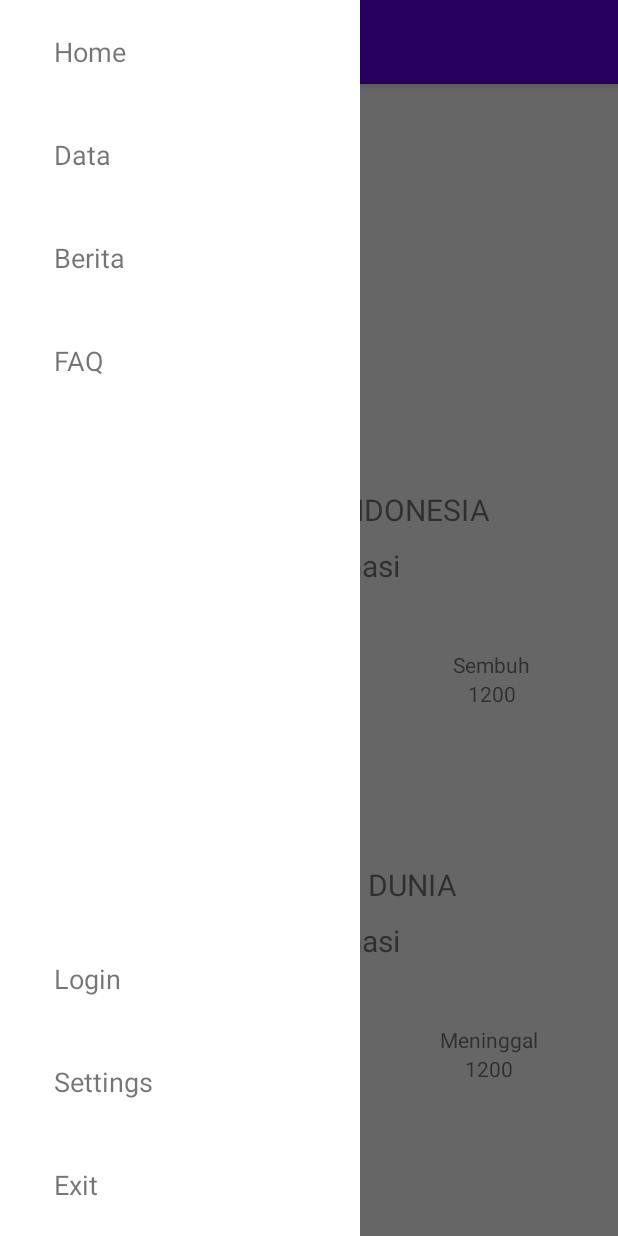
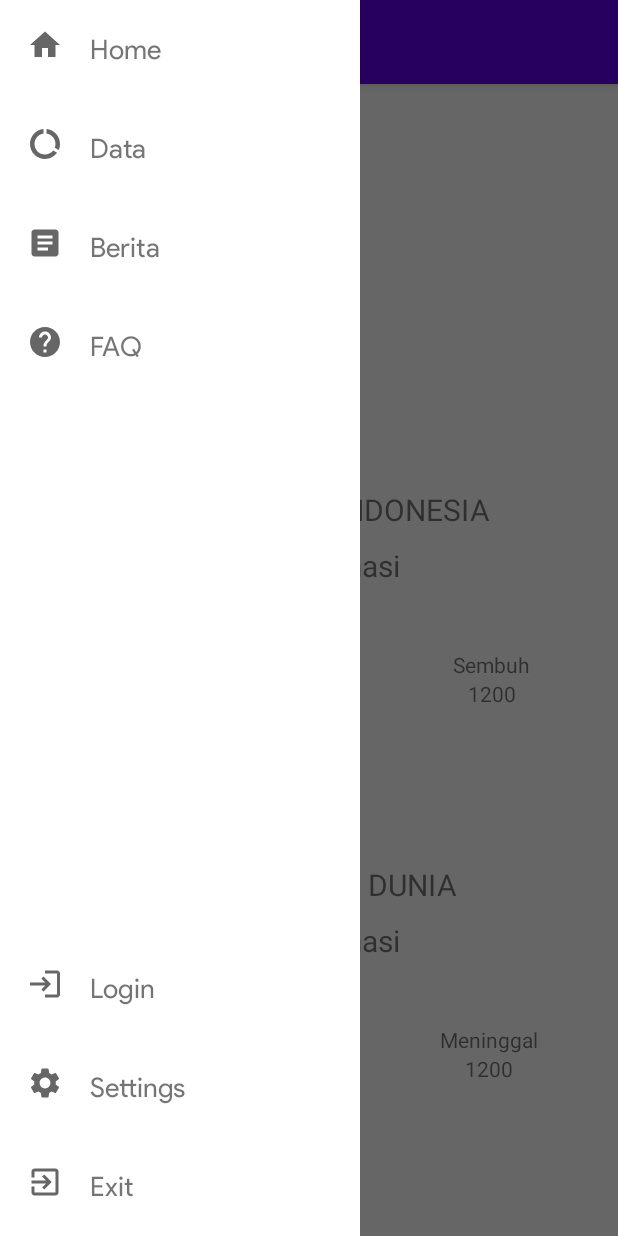
Before and after one commit to yalvih/Tubes_03, an Android app: the screen it shows after launch (MainActivity), with the side drawer open, on a phone screen of 412 x 824 dp. Run offline under Robolectric (Android 15) with nearby library versions, the phone set to English and light mode, and no system bars; libraries missing offline, so code that uses them is left out: com.raizlabs.android, com.synnapps.carouselview; plain views replace CardViewNative, PagerIndicator, SliderLayout; 1 statement that could not run was skipped.

Commit message:
penyempurnaan drawer dan full function drawer, penambahan font dan gambar. Gambar belum bisa ke klik--otw fix.

```diff
--- a/app/build.gradle
+++ b/app/build.gradle
@@ -26,6 +26,11 @@ android {
         sourceCompatibility JavaVersion.VERSION_1_8
         targetCompatibility JavaVersion.VERSION_1_8
     }
+
+    buildFeatures{
+        viewBinding true
+    }
+
 }
 
 def dbflow_version = "4.0.3"
--- a/app/src/main/java/com/example/tubes_03/view/FAQFragment.java
+++ b/app/src/main/java/com/example/tubes_03/view/FAQFragment.java
@@ -23,8 +23,7 @@ public class FAQFragment extends Fragment {
 
     @Override
     public View onCreateView(LayoutInflater inflater, ViewGroup container, Bundle savedInstanceState) {
-//        PLACEHOLDER (faq_fragment does not exist yet!)
-        View view = inflater.inflate(R.layout.login_fragment, container, false);
+        View view = inflater.inflate(R.layout.faq_fragment, container, false);
 
         return view;
     }
--- a/app/src/main/java/com/example/tubes_03/view/FragmentListener.java
+++ b/app/src/main/java/com/example/tubes_03/view/FragmentListener.java
@@ -2,4 +2,5 @@ package com.example.tubes_03.view;
 
 public interface FragmentListener {
     void changePage(int page);
+    void closeApplication();
 }
--- a/app/src/main/java/com/example/tubes_03/view/LeftDrawerFragment.java
+++ b/app/src/main/java/com/example/tubes_03/view/LeftDrawerFragment.java
@@ -5,6 +5,7 @@ import android.os.Bundle;
 import android.view.LayoutInflater;
 import android.view.View;
 import android.view.ViewGroup;
+import android.widget.TextView;
 
 import androidx.fragment.app.Fragment;
 
@@ -12,6 +13,7 @@ import com.example.tubes_03.R;
 
 public class LeftDrawerFragment extends Fragment implements View.OnClickListener {
     private FragmentListener fragmentListener;
+    private TextView home, data, news, faq, login, setting, exit;
 
     public static LeftDrawerFragment newInstance(String title) {
         LeftDrawerFragment fragment = new LeftDrawerFragment();
@@ -24,6 +26,22 @@ public class LeftDrawerFragment extends Fragment implements View.OnClickListener
     @Override
     public View onCreateView(LayoutInflater inflater, ViewGroup container, Bundle savedInstanceState) {
         View view = inflater.inflate(R.layout.fragment_left, container, false);
+
+        this.home = view.findViewById(R.id.drawer_home);
+        this.data = view.findViewById(R.id.drawer_data);
+        this.news = view.findViewById(R.id.drawer_news);
+        this.faq = view.findViewById(R.id.drawer_faq);
+        this.login = view.findViewById(R.id.drawer_login);
+        this.setting = view.findViewById(R.id.drawer_settings);
+        this.exit = view.findViewById(R.id.drawer_exit);
+
+        this.home.setOnClickListener(this);
+        this.data.setOnClickListener(this);
+        this.news.setOnClickListener(this);
+        this.faq.setOnClickListener(this);
+        this.login.setOnClickListener(this);
+        this.setting.setOnClickListener(this);
+        this.exit.setOnClickListener(this);
 
         return view;
     }
@@ -41,6 +59,26 @@ public class LeftDrawerFragment extends Fragment implements View.OnClickListener
 
     @Override
     public void onClick(View v) {
-
+        if (v == this.home) {
+            fragmentListener.changePage(1);
+        }
+        else if (v == this.data) {
+            fragmentListener.changePage(2);
+        }
+        else if ( v == this.news) {
+            fragmentListener.changePage(3);
+        }
+        else if (v == this.faq) {
+            fragmentListener.changePage(4);
+        }
+        else if (v == this.login) {
+            fragmentListener.changePage(5);
+        }
+        else if (v == this.setting) {
+            fragmentListener.changePage(7);
+        }
+        else if(v == this.exit) {
+            fragmentListener.closeApplication();
+        }
     }
 }
--- a/app/src/main/java/com/example/tubes_03/view/MainActivity.java
+++ b/app/src/main/java/com/example/tubes_03/view/MainActivity.java
@@ -7,9 +7,13 @@ import androidx.drawerlayout.widget.DrawerLayout;
 import androidx.fragment.app.FragmentManager;
 import androidx.fragment.app.FragmentTransaction;
 
+import android.content.Context;
 import android.os.Bundle;
+import android.view.View;
+import android.view.inputmethod.InputMethodManager;
 
 import com.example.tubes_03.R;
+import com.example.tubes_03.databinding.ActivityMainBinding;
 
 public class MainActivity extends AppCompatActivity implements FragmentListener {
     private DrawerLayout drawer;
@@ -23,14 +27,16 @@ public class MainActivity extends AppCompatActivity implements FragmentListener
     private LoginFragment loginFragment;
     private AccountFragment accountFragment;
     private SettingFragment settingFragment;
+    private ActivityMainBinding bind;
 
     @Override
     protected void onCreate(Bundle savedInstanceState) {
         super.onCreate(savedInstanceState);
         setContentView(R.layout.activity_main);
 
+//        this.setSupportActionBar(this.bind.toolbar);
+
         this.toolbar = findViewById(R.id.toolbar);
-//        this.setSupportActionBar(toolbar);
         this.drawer = findViewById(R.id.drawer_layout);
 
         this.fragmentManager = this.getSupportFragmentManager();
@@ -77,5 +83,16 @@ public class MainActivity extends AppCompatActivity implements FragmentListener
                 break;
         }
         ft.commit();
+
+        this.drawer.closeDrawers();
+        InputMethodManager imm = (InputMethodManager)getSystemService(Context.INPUT_METHOD_SERVICE);
+        imm.hideSoftInputFromWindow(this.drawer.getWindowToken(), 0);
+    }
+
+    @Override
+    public void closeApplication() {
+        this.moveTaskToBack(true);
+        this.finish();
+        this.drawer.closeDrawers();
     }
 }
--- /dev/null
+++ b/app/src/main/res/drawable/ic_baseline_article_24.xml
@@ -0,0 +1,10 @@
+<vector xmlns:android="http://schemas.android.com/apk/res/android"
+    android:width="24dp"
+    android:height="24dp"
+    android:viewportWidth="24"
+    android:viewportHeight="24"
+    android:tint="?attr/colorControlNormal">
+  <path
+      android:fillColor="@android:color/white"
+      android:pathData="M19,3L5,3c-1.1,0 -2,0.9 -2,2v14c0,1.1 0.9,2 2,2h14c1.1,0 2,-0.9 2,-2L21,5c0,-1.1 -0.9,-2 -2,-2zM14,17L7,17v-2h7v2zM17,13L7,13v-2h10v2zM17,9L7,9L7,7h10v2z"/>
+</vector>
--- /dev/null
+++ b/app/src/main/res/drawable/ic_baseline_data_usage_24.xml
@@ -0,0 +1,10 @@
+<vector xmlns:android="http://schemas.android.com/apk/res/android"
+    android:width="24dp"
+    android:height="24dp"
+    android:viewportWidth="24"
+    android:viewportHeight="24"
+    android:tint="?attr/colorControlNormal">
+  <path
+      android:fillColor="@android:color/white"
+      android:pathData="M13,2.05v3.03c3.39,0.49 6,3.39 6,6.92 0,0.9 -0.18,1.75 -0.48,2.54l2.6,1.53c0.56,-1.24 0.88,-2.62 0.88,-4.07 0,-5.18 -3.95,-9.45 -9,-9.95zM12,19c-3.87,0 -7,-3.13 -7,-7 0,-3.53 2.61,-6.43 6,-6.92V2.05c-5.06,0.5 -9,4.76 -9,9.95 0,5.52 4.47,10 9.99,10 3.31,0 6.24,-1.61 8.06,-4.09l-2.6,-1.53C16.17,17.98 14.21,19 12,19z"/>
+</vector>
--- /dev/null
+++ b/app/src/main/res/drawable/ic_baseline_exit_to_app_24.xml
@@ -0,0 +1,10 @@
+<vector xmlns:android="http://schemas.android.com/apk/res/android"
+    android:width="24dp"
+    android:height="24dp"
+    android:viewportWidth="24"
+    android:viewportHeight="24"
+    android:tint="?attr/colorControlNormal">
+  <path
+      android:fillColor="@android:color/white"
+      android:pathData="M10.09,15.59L11.5,17l5,-5 -5,-5 -1.41,1.41L12.67,11H3v2h9.67l-2.58,2.59zM19,3H5c-1.11,0 -2,0.9 -2,2v4h2V5h14v14H5v-4H3v4c0,1.1 0.89,2 2,2h14c1.1,0 2,-0.9 2,-2V5c0,-1.1 -0.9,-2 -2,-2z"/>
+</vector>
--- /dev/null
+++ b/app/src/main/res/drawable/ic_baseline_help_24.xml
@@ -0,0 +1,10 @@
+<vector xmlns:android="http://schemas.android.com/apk/res/android"
+    android:width="24dp"
+    android:height="24dp"
+    android:viewportWidth="24"
+    android:viewportHeight="24"
+    android:tint="?attr/colorControlNormal">
+  <path
+      android:fillColor="@android:color/white"
+      android:pathData="M12,2C6.48,2 2,6.48 2,12s4.48,10 10,10 10,-4.48 10,-10S17.52,2 12,2zM13,19h-2v-2h2v2zM15.07,11.25l-0.9,0.92C13.45,12.9 13,13.5 13,15h-2v-0.5c0,-1.1 0.45,-2.1 1.17,-2.83l1.24,-1.26c0.37,-0.36 0.59,-0.86 0.59,-1.41 0,-1.1 -0.9,-2 -2,-2s-2,0.9 -2,2L8,9c0,-2.21 1.79,-4 4,-4s4,1.79 4,4c0,0.88 -0.36,1.68 -0.93,2.25z"/>
+</vector>
--- /dev/null
+++ b/app/src/main/res/drawable/ic_baseline_home_24.xml
@@ -0,0 +1,10 @@
+<vector xmlns:android="http://schemas.android.com/apk/res/android"
+    android:width="24dp"
+    android:height="24dp"
+    android:viewportWidth="24"
+    android:viewportHeight="24"
+    android:tint="?attr/colorControlNormal">
+  <path
+      android:fillColor="@android:color/white"
+      android:pathData="M10,20v-6h4v6h5v-8h3L12,3 2,12h3v8z"/>
+</vector>
--- /dev/null
+++ b/app/src/main/res/drawable/ic_baseline_login_24.xml
@@ -0,0 +1,10 @@
+<vector xmlns:android="http://schemas.android.com/apk/res/android"
+    android:width="24dp"
+    android:height="24dp"
+    android:viewportWidth="24"
+    android:viewportHeight="24"
+    android:tint="?attr/colorControlNormal">
+  <path
+      android:fillColor="@android:color/white"
+      android:pathData="M11,7L9.6,8.4l2.6,2.6H2v2h10.2l-2.6,2.6L11,17l5,-5L11,7zM20,19h-8v2h8c1.1,0 2,-0.9 2,-2V5c0,-1.1 -0.9,-2 -2,-2h-8v2h8V19z"/>
+</vector>
--- /dev/null
+++ b/app/src/main/res/drawable/ic_baseline_settings_24.xml
@@ -0,0 +1,10 @@
+<vector xmlns:android="http://schemas.android.com/apk/res/android"
+    android:width="24dp"
+    android:height="24dp"
+    android:viewportWidth="24"
+    android:viewportHeight="24"
+    android:tint="?attr/colorControlNormal">
+  <path
+      android:fillColor="@android:color/white"
+      android:pathData="M19.14,12.94c0.04,-0.3 0.06,-0.61 0.06,-0.94c0,-0.32 -0.02,-0.64 -0.07,-0.94l2.03,-1.58c0.18,-0.14 0.23,-0.41 0.12,-0.61l-1.92,-3.32c-0.12,-0.22 -0.37,-0.29 -0.59,-0.22l-2.39,0.96c-0.5,-0.38 -1.03,-0.7 -1.62,-0.94L14.4,2.81c-0.04,-0.24 -0.24,-0.41 -0.48,-0.41h-3.84c-0.24,0 -0.43,0.17 -0.47,0.41L9.25,5.35C8.66,5.59 8.12,5.92 7.63,6.29L5.24,5.33c-0.22,-0.08 -0.47,0 -0.59,0.22L2.74,8.87C2.62,9.08 2.66,9.34 2.86,9.48l2.03,1.58C4.84,11.36 4.8,11.69 4.8,12s0.02,0.64 0.07,0.94l-2.03,1.58c-0.18,0.14 -0.23,0.41 -0.12,0.61l1.92,3.32c0.12,0.22 0.37,0.29 0.59,0.22l2.39,-0.96c0.5,0.38 1.03,0.7 1.62,0.94l0.36,2.54c0.05,0.24 0.24,0.41 0.48,0.41h3.84c0.24,0 0.44,-0.17 0.47,-0.41l0.36,-2.54c0.59,-0.24 1.13,-0.56 1.62,-0.94l2.39,0.96c0.22,0.08 0.47,0 0.59,-0.22l1.92,-3.32c0.12,-0.22 0.07,-0.47 -0.12,-0.61L19.14,12.94zM12,15.6c-1.98,0 -3.6,-1.62 -3.6,-3.6s1.62,-3.6 3.6,-3.6s3.6,1.62 3.6,3.6S13.98,15.6 12,15.6z"/>
+</vector>
--- /dev/null
+++ b/app/src/main/res/layout/faq_fragment.xml
@@ -0,0 +1,6 @@
+<?xml version="1.0" encoding="utf-8"?>
+<androidx.constraintlayout.widget.ConstraintLayout
+    xmlns:android="http://schemas.android.com/apk/res/android" android:layout_width="match_parent"
+    android:layout_height="match_parent">
+
+</androidx.constraintlayout.widget.ConstraintLayout>
--- a/app/src/main/res/layout/fragment_left.xml
+++ b/app/src/main/res/layout/fragment_left.xml
@@ -22,6 +22,7 @@
                 android:id="@+id/drawer_icon_home"
                 android:layout_width="wrap_content"
                 android:layout_height="wrap_content"
+                android:src="@drawable/ic_baseline_home_24"
                 android:padding="18dp"
                 />
 
@@ -32,6 +33,7 @@
                 android:paddingTop="22dp"
                 android:paddingBottom="22dp"
                 android:textSize="18sp"
+                android:fontFamily="@font/google_font_normal"
                 android:layout_gravity="center"
                 android:text="Home"
                 />
@@ -48,6 +50,7 @@
                 android:id="@+id/drawer_icon_data"
                 android:layout_width="wrap_content"
                 android:layout_height="wrap_content"
+                android:src="@drawable/ic_baseline_data_usage_24"
                 android:padding="18dp"
                 />
 
@@ -56,6 +59,7 @@
                 android:layout_width="match_parent"
                 android:layout_height="wrap_content"
                 android:paddingTop="22dp"
+                android:fontFamily="@font/google_font_normal"
                 android:paddingBottom="22dp"
                 android:textSize="18sp"
                 android:layout_gravity="center"
@@ -75,6 +79,7 @@
                 android:id="@+id/drawer_icon_news"
                 android:layout_width="wrap_content"
                 android:layout_height="wrap_content"
+                android:src="@drawable/ic_baseline_article_24"
                 android:padding="18dp"
                 />
 
@@ -86,7 +91,7 @@
                 android:paddingBottom="22dp"
                 android:textSize="18sp"
                 android:layout_gravity="center"
-
+                android:fontFamily="@font/google_font_normal"
                 android:text="Berita"
                 />
 
@@ -102,6 +107,7 @@
                 android:id="@+id/drawer_image_faq"
                 android:layout_width="wrap_content"
                 android:layout_height="wrap_content"
+                android:src="@drawable/ic_baseline_help_24"
                 android:padding="18dp"
                 />
 
@@ -113,7 +119,7 @@
                 android:paddingBottom="22dp"
                 android:textSize="18sp"
                 android:layout_gravity="center"
-
+                android:fontFamily="@font/google_font_normal"
                 android:text="FAQ"
                 />
 
@@ -134,6 +140,7 @@
                 android:id="@+id/drawer_icon_login"
                 android:layout_width="wrap_content"
                 android:layout_height="wrap_content"
+                android:src="@drawable/ic_baseline_login_24"
                 android:padding="18dp"
                 />
 
@@ -145,7 +152,7 @@
                 android:paddingBottom="22dp"
                 android:textSize="18sp"
                 android:layout_gravity="center"
-
+                android:fontFamily="@font/google_font_normal"
                 android:text="Login"
                 />
 
@@ -160,6 +167,7 @@
                 android:id="@+id/drawer_image_settings"
                 android:layout_width="wrap_content"
                 android:layout_height="wrap_content"
+                android:src="@drawable/ic_baseline_settings_24"
                 android:padding="18dp"
                 />
 
@@ -171,7 +179,7 @@
                 android:paddingBottom="22dp"
                 android:textSize="18sp"
                 android:layout_gravity="center"
-
+                android:fontFamily="@font/google_font_normal"
                 android:text="Settings"
                 />
 
@@ -186,6 +194,7 @@
                 android:id="@+id/drawer_image_exit"
                 android:layout_width="wrap_content"
                 android:layout_height="wrap_content"
+                android:src="@drawable/ic_baseline_exit_to_app_24"
                 android:padding="18dp"
                 />
 
@@ -197,7 +206,7 @@
                 android:paddingBottom="22dp"
                 android:textSize="18sp"
                 android:layout_gravity="center"
-
+                android:fontFamily="@font/google_font_normal"
                 android:text="Exit"
                 />
 
```
Also changed, not shown: app/src/main/res/font/google_font_normal.ttf (added).
